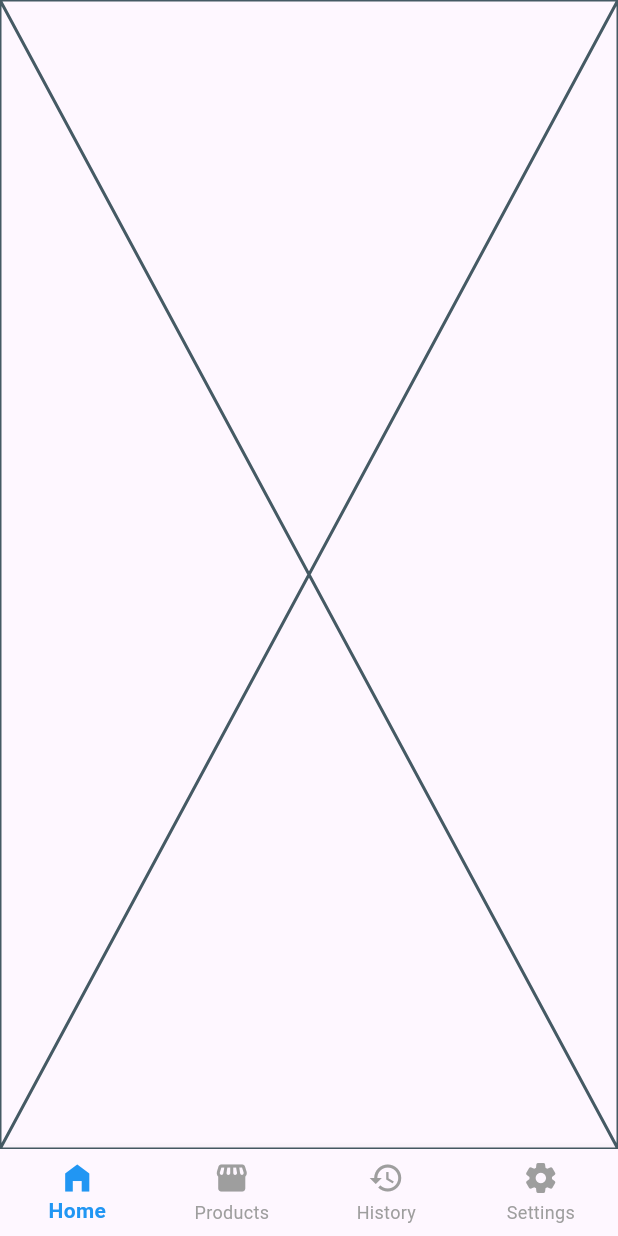
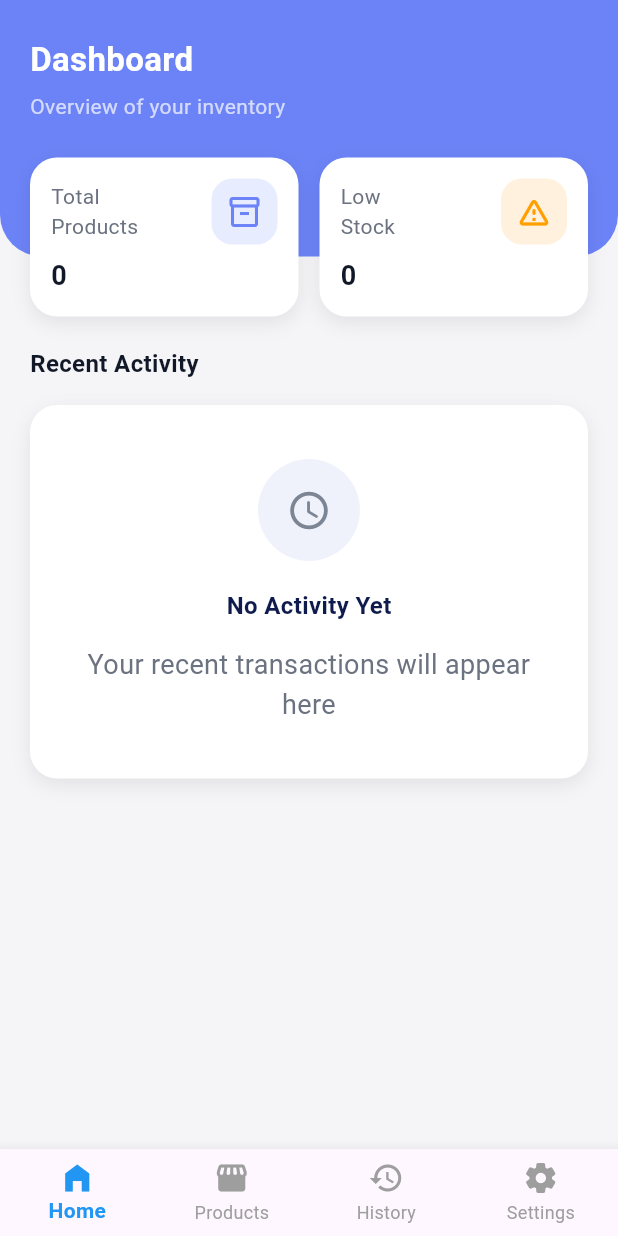
Before and after one commit to malaka96/Inventory-Management-Mobile-Application, a Flutter app: the screen it shows after launch, on a phone screen of 412 x 824 dp. Run offline on Flutter 3.47's test engine with Material 3 defaults, Android fonts, the phone set to English and light mode, and no system bars.

Commit message:
complete home page ui

```diff
--- a/lib/views/main_screens/home_screen.dart
+++ b/lib/views/main_screens/home_screen.dart
@@ -1,10 +1,111 @@
 import 'package:flutter/material.dart';
+import 'package:inventory_management_mobile_app/widgets/recent_activity.dart';
+import 'package:inventory_management_mobile_app/widgets/summary_card.dart';
 
 class HomeScreen extends StatelessWidget {
   const HomeScreen({super.key});
 
   @override
   Widget build(BuildContext context) {
-    return const Placeholder();
+    return Scaffold(
+      backgroundColor: const Color(0xFFF5F5F7),
+      body: SafeArea(
+        child: SingleChildScrollView(
+          child: Column(
+            children: [
+              // Top section with blue header and stats cards
+              Stack(
+                clipBehavior: Clip.none,
+                children: [
+                  Container(
+                    width: double.infinity,
+                    padding: const EdgeInsets.fromLTRB(20, 24, 20, 90),
+                    decoration: const BoxDecoration(
+                      color: Color(0xFF6C83F7),
+                      borderRadius: BorderRadius.only(
+                        bottomLeft: Radius.circular(28),
+                        bottomRight: Radius.circular(28),
+                      ),
+                    ),
+                    child: const Column(
+                      crossAxisAlignment: CrossAxisAlignment.start,
+                      children: [
+                        Text(
+                          "Dashboard",
+                          style: TextStyle(
+                            color: Colors.white,
+                            fontSize: 22,
+                            fontWeight: FontWeight.bold,
+                          ),
+                        ),
+                        SizedBox(height: 6),
+                        Text(
+                          "Overview of your inventory",
+                          style: TextStyle(
+                            color: Colors.white70,
+                            fontSize: 14,
+                          ),
+                        ),
+                      ],
+                    ),
+                  ),
+
+                  Positioned(
+                    left: 20,
+                    right: 20,
+                    bottom: -40,
+                    child: Row(
+                      children: [
+                        Expanded(
+                          child: SummaryCard(
+                            title: "Total\nProducts",
+                            value: "0",
+                            icon: Icons.inventory_2_outlined,
+                            iconBgColor: const Color(0xFFE8ECFF),
+                            iconColor: const Color(0xFF6C83F7),
+                          ),
+                        ),
+                        const SizedBox(width: 14),
+                        Expanded(
+                          child: SummaryCard(
+                            title: "Low\nStock",
+                            value: "0",
+                            icon: Icons.warning_amber_rounded,
+                            iconBgColor: const Color(0xFFFFF1DD),
+                            iconColor: const Color(0xFFFFA000),
+                          ),
+                        ),
+                      ],
+                    ),
+                  ),
+                ],
+              ),
+              const SizedBox(height: 60),
+              // Recent Activity title
+              const Padding(
+                padding: EdgeInsets.symmetric(horizontal: 20),
+                child: Align(
+                  alignment: Alignment.centerLeft,
+                  child: Text(
+                    "Recent Activity",
+                    style: TextStyle(
+                      fontSize: 16,
+                      fontWeight: FontWeight.w700,
+                      color: Color(0xFF111827),
+                    ),
+                  ),
+                ),
+              ),
+
+              const SizedBox(height: 16),
+              // Activity card
+              RecentActivity(),
+              const SizedBox(height: 24),
+            ],
+          ),
+        ),
+      ),
+    );
   }
+
 }
--- /dev/null
+++ b/lib/widgets/recent_activity.dart
@@ -0,0 +1,57 @@
+import 'package:flutter/material.dart';
+
+class RecentActivity extends StatelessWidget {
+  const RecentActivity({super.key});
+
+  @override
+  Widget build(BuildContext context) {
+    return Container(
+      width: double.infinity,
+      margin: const EdgeInsets.symmetric(horizontal: 20),
+      padding: const EdgeInsets.symmetric(horizontal: 24, vertical: 36),
+      decoration: BoxDecoration(
+        color: Colors.white,
+        borderRadius: BorderRadius.circular(18),
+        boxShadow: [
+          BoxShadow(
+            color: Colors.black.withValues(alpha: 0.08),
+            blurRadius: 10,
+            offset: const Offset(0, 4),
+          ),
+        ],
+      ),
+      child: const Column(
+        children: [
+          CircleAvatar(
+            radius: 34,
+            backgroundColor: Color(0xFFEFF2FA),
+            child: Icon(
+              Icons.access_time_rounded,
+              size: 30,
+              color: Color(0xFF7C8594),
+            ),
+          ),
+          SizedBox(height: 18),
+          Text(
+            "No Activity Yet",
+            style: TextStyle(
+              fontSize: 16,
+              fontWeight: FontWeight.bold,
+              color: Color(0xFF0F1B4C),
+            ),
+          ),
+          SizedBox(height: 14),
+          Text(
+            "Your recent transactions will appear\nhere",
+            textAlign: TextAlign.center,
+            style: TextStyle(
+              fontSize: 18,
+              color: Color(0xFF6B7280),
+              height: 1.5,
+            ),
+          ),
+        ],
+      ),
+    );
+  }
+}
--- /dev/null
+++ b/lib/widgets/summary_card.dart
@@ -0,0 +1,75 @@
+import 'package:flutter/material.dart';
+
+class SummaryCard extends StatelessWidget {
+  final String title;
+  final String value;
+  final IconData icon;
+  final Color iconBgColor;
+  final Color iconColor;
+  const SummaryCard({
+    super.key,
+    required this.title,
+    required this.value,
+    required this.icon,
+    required this.iconBgColor,
+    required this.iconColor,
+  });
+
+  @override
+  Widget build(BuildContext context) {
+    return Container(
+      padding: const EdgeInsets.symmetric(horizontal: 14, vertical: 14),
+      decoration: BoxDecoration(
+        color: Colors.white,
+        borderRadius: BorderRadius.circular(18),
+        boxShadow: [
+          BoxShadow(
+            color: Colors.black.withValues(alpha: 0.08),
+            blurRadius: 10,
+            offset: const Offset(0, 4),
+          ),
+        ],
+      ),
+      child: Row(
+        crossAxisAlignment: CrossAxisAlignment.start,
+        children: [
+          Expanded(
+            child: Padding(
+              padding: const EdgeInsets.only(top: 2),
+              child: Column(
+                crossAxisAlignment: CrossAxisAlignment.start,
+                children: [
+                  Text(
+                    title,
+                    style: const TextStyle(
+                      fontSize: 14,
+                      color: Color(0xFF6B7280),
+                      height: 1.4,
+                    ),
+                  ),
+                  const SizedBox(height: 10),
+                  Text(
+                    value,
+                    style: const TextStyle(
+                      fontSize: 18,
+                      fontWeight: FontWeight.bold,
+                      color: Color(0xFF111827),
+                    ),
+                  ),
+                ],
+              ),
+            ),
+          ),
+          Container(
+            padding: const EdgeInsets.all(10),
+            decoration: BoxDecoration(
+              color: iconBgColor,
+              borderRadius: BorderRadius.circular(14),
+            ),
+            child: Icon(icon, size: 24, color: iconColor),
+          ),
+        ],
+      ),
+    );
+  }
+}
```
